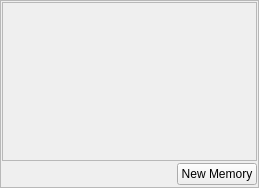
The window that mqt/MqtLogger/RigMemoryFrame.ui (zsteva/backup-minos2) describes before a commit, drawn with Qt 5.
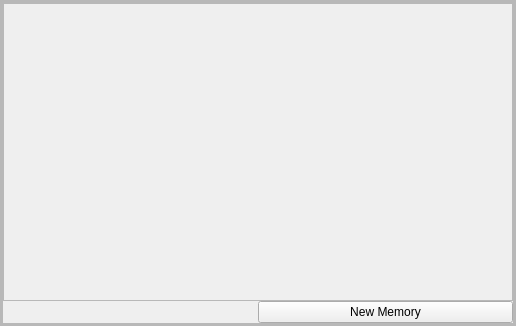
The same window after the commit.

Diff of the .ui file:
```diff
--- a/mqt/MqtLogger/RigMemoryFrame.ui
+++ b/mqt/MqtLogger/RigMemoryFrame.ui
@@ -6,10 +6,16 @@
    <rect>
     <x>0</x>
     <y>0</y>
-    <width>259</width>
-    <height>188</height>
+    <width>516</width>
+    <height>326</height>
    </rect>
   </property>
+  <property name="sizePolicy">
+   <sizepolicy hsizetype="Expanding" vsizetype="Expanding">
+    <horstretch>0</horstretch>
+    <verstretch>0</verstretch>
+   </sizepolicy>
+  </property>
   <property name="windowTitle">
    <string>Frame</string>
   </property>
@@ -19,21 +25,21 @@
   <property name="frameShadow">
    <enum>QFrame::Raised</enum>
   </property>
-  <layout class="QVBoxLayout" name="verticalLayout">
+  <layout class="QVBoxLayout" name="verticalLayout_2">
    <property name="spacing">
-    <number>2</number>
+    <number>0</number>
    </property>
    <property name="leftMargin">
-    <number>1</number>
+    <number>0</number>
    </property>
    <property name="topMargin">
-    <number>1</number>
+    <number>0</number>
    </property>
    <property name="rightMargin">
-    <number>1</number>
+    <number>0</number>
    </property>
    <property name="bottomMargin">
-    <number>2</number>
+    <number>0</number>
    </property>
    <item>
     <widget class="QScrollArea" name="scrollArea">
@@ -48,12 +54,59 @@
        <rect>
         <x>0</x>
         <y>0</y>
-        <width>253</width>
-        <height>155</height>
+        <width>512</width>
+        <height>322</height>
        </rect>
       </property>
-      <layout class="QGridLayout" name="gridLayout"/>
-     </widget>
+      <layout class="QGridLayout" name="gridLayout">
+       <property name="leftMargin">
+        <number>0</number>
+       </property>
+       <property name="topMargin">
+        <number>0</number>
+       </property>
+       <property name="rightMargin">
+        <number>0</number>
+       </property>
+       <property name="bottomMargin">
+        <number>0</number>
+       </property>
+       <property name="spacing">
+        <number>0</number>
+       </property>
+       <item row="0" column="0">
+        <widget class="QFrame" name="frame">
+         <property name="frameShape">
+          <enum>QFrame::StyledPanel</enum>
+         </property>
+         <property name="frameShadow">
+          <enum>QFrame::Raised</enum>
+         </property>
+         <layout class="QVBoxLayout" name="verticalLayout">
+          <property name="spacing">
+           <number>0</number>
+          </property>
+          <property name="leftMargin">
+           <number>0</number>
+          </property>
+          <property name="topMargin">
+           <number>0</number>
+          </property>
+          <property name="rightMargin">
+           <number>0</number>
+          </property>
+          <property name="bottomMargin">
+           <number>0</number>
+          </property>
+          <item>
+           <widget class="QFrame" name="memFrame">
+            <property name="frameShape">
+             <enum>QFrame::StyledPanel</enum>
+            </property>
+            <property name="frameShadow">
+             <enum>QFrame::Raised</enum>
+            </property>
+            <layout class="QGridLayout" name="gridLayout_2"/>
     </widget>
    </item>
    <item>
@@ -73,6 +126,12 @@
      </item>
      <item>
       <widget class="QPushButton" name="newMemoryButton">
+              <property name="sizePolicy">
+               <sizepolicy hsizetype="Expanding" vsizetype="Fixed">
+                <horstretch>0</horstretch>
+                <verstretch>0</verstretch>
+               </sizepolicy>
+              </property>
        <property name="focusPolicy">
         <enum>Qt::NoFocus</enum>
        </property>
@@ -82,6 +141,13 @@
       </widget>
      </item>
     </layout>
+          </item>
+         </layout>
+        </widget>
+       </item>
+      </layout>
+     </widget>
+    </widget>
    </item>
   </layout>
  </widget>
```
Lines whose indentation alone changed are shown as unchanged.
